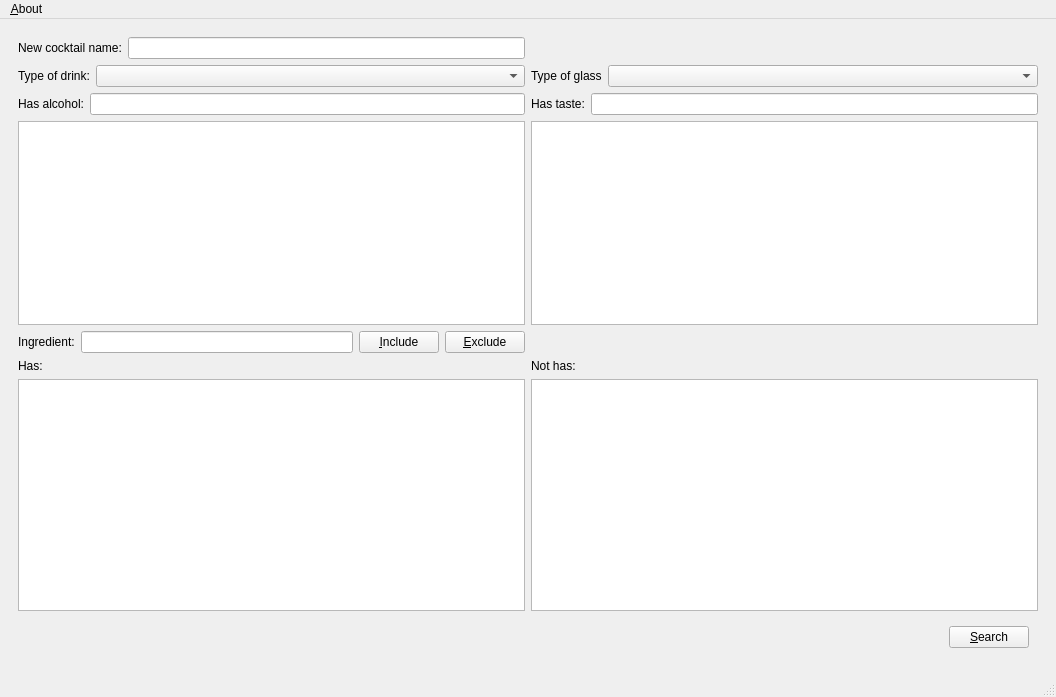
Qt form src/app/mainwindow.ui (EjbejaranosAI/SEL_PW3) before a commit.
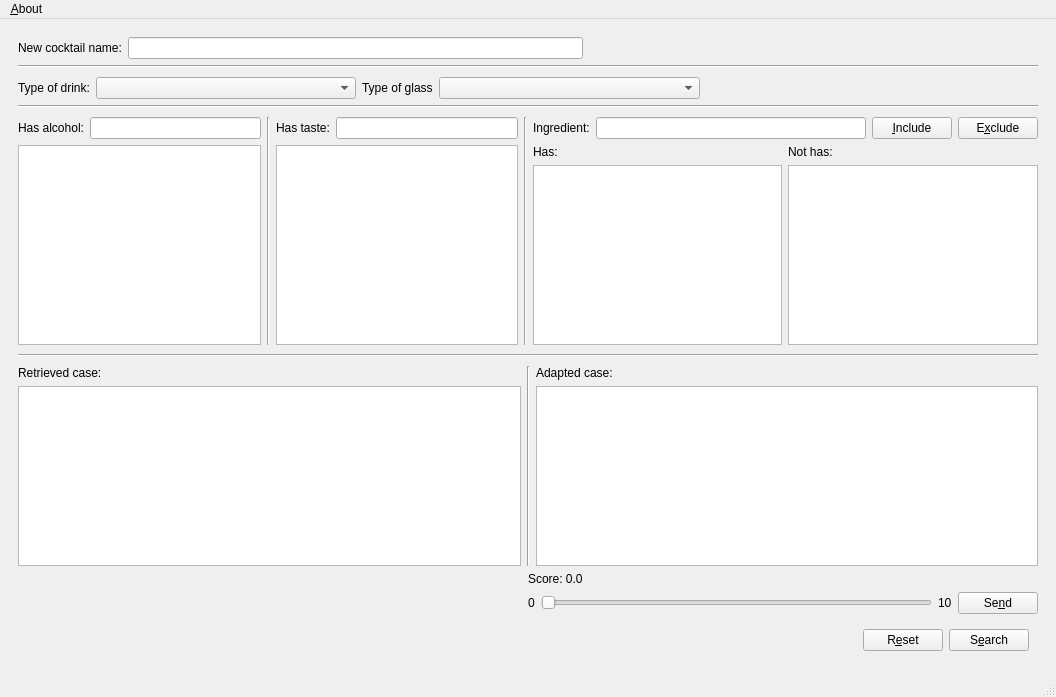
The same form after that commit. The open tabs and pages were chosen to show the change.

Commit message: SP-32 Rearrange the GUI

Patch:
```diff
--- a/src/app/mainwindow.ui
+++ b/src/app/mainwindow.ui
@@ -17,32 +17,121 @@
    <locale language="English" country="UnitedStates"/>
   </property>
   <widget class="QWidget" name="centralwidget">
-   <layout class="QVBoxLayout" name="verticalLayout_2">
-    <item>
-     <widget class="QStackedWidget" name="main_widget">
-      <property name="sizePolicy">
-       <sizepolicy hsizetype="Expanding" vsizetype="Expanding">
-        <horstretch>0</horstretch>
-        <verstretch>0</verstretch>
-       </sizepolicy>
-      </property>
-      <property name="frameShape">
-       <enum>QFrame::NoFrame</enum>
-      </property>
-      <property name="currentIndex">
-       <number>1</number>
-      </property>
-      <widget class="QWidget" name="page">
        <layout class="QVBoxLayout" name="verticalLayout">
+    <property name="bottomMargin">
+     <number>6</number>
+    </property>
         <item>
-         <layout class="QGridLayout" name="gridLayout_2">
-          <item row="9" column="0">
-           <widget class="QListWidget" name="list_ingredient_includes"/>
-          </item>
-          <item row="3" column="0">
-           <layout class="QVBoxLayout" name="verticalLayout_11">
+     <widget class="QWidget" name="widget" native="true">
+      <layout class="QVBoxLayout" name="verticalLayout_6">
+       <property name="spacing">
+        <number>6</number>
+       </property>
+       <item>
+        <layout class="QHBoxLayout" name="horizontalLayout_13">
+         <item>
+          <widget class="QLabel" name="label_8">
+           <property name="text">
+            <string>New cocktail name:</string>
+           </property>
+          </widget>
+         </item>
             <item>
-             <layout class="QHBoxLayout" name="horizontalLayout_9">
+          <widget class="QLineEdit" name="lineEdit_new_name">
+           <property name="maxLength">
+            <number>100</number>
+           </property>
+          </widget>
+         </item>
+         <item>
+          <spacer name="horizontalSpacer">
+           <property name="orientation">
+            <enum>Qt::Horizontal</enum>
+           </property>
+           <property name="sizeHint" stdset="0">
+            <size>
+             <width>40</width>
+             <height>20</height>
+            </size>
+           </property>
+          </spacer>
+         </item>
+        </layout>
+       </item>
+       <item>
+        <widget class="Line" name="line_5">
+         <property name="orientation">
+          <enum>Qt::Horizontal</enum>
+         </property>
+        </widget>
+       </item>
+       <item>
+        <layout class="QHBoxLayout" name="horizontalLayout">
+         <property name="topMargin">
+          <number>3</number>
+         </property>
+         <item>
+          <layout class="QHBoxLayout" name="horizontalLayout_6" stretch="0,2">
+           <item>
+            <widget class="QLabel" name="label_7">
+             <property name="text">
+              <string>Type of drink:</string>
+             </property>
+            </widget>
+           </item>
+           <item>
+            <widget class="QComboBox" name="drink_type"/>
+           </item>
+          </layout>
+         </item>
+         <item>
+          <layout class="QHBoxLayout" name="horizontalLayout_12" stretch="0,2">
+           <item>
+            <widget class="QLabel" name="label_6">
+             <property name="text">
+              <string>Type of glass</string>
+             </property>
+            </widget>
+           </item>
+           <item>
+            <widget class="QComboBox" name="glass_type"/>
+           </item>
+          </layout>
+         </item>
+         <item>
+          <spacer name="horizontalSpacer_4">
+           <property name="orientation">
+            <enum>Qt::Horizontal</enum>
+           </property>
+           <property name="sizeHint" stdset="0">
+            <size>
+             <width>40</width>
+             <height>20</height>
+            </size>
+           </property>
+          </spacer>
+         </item>
+        </layout>
+       </item>
+       <item>
+        <widget class="Line" name="line_4">
+         <property name="orientation">
+          <enum>Qt::Horizontal</enum>
+         </property>
+        </widget>
+       </item>
+       <item>
+        <layout class="QHBoxLayout" name="horizontalLayout_2">
+         <property name="topMargin">
+          <number>3</number>
+         </property>
+         <property name="bottomMargin">
+          <number>3</number>
+         </property>
+         <item>
+          <layout class="QVBoxLayout" name="verticalLayout_13">
+           <item>
+            <layout class="QHBoxLayout" name="horizontalLayout_14">
               <item>
                <widget class="QLabel" name="include_alc_label">
                 <property name="text">
@@ -60,62 +149,17 @@
             </item>
            </layout>
           </item>
-          <item row="8" column="0">
-           <widget class="QLabel" name="label_5">
-            <property name="text">
-             <string>Has:</string>
-            </property>
-           </widget>
-          </item>
-          <item row="2" column="1">
-           <layout class="QHBoxLayout" name="horizontalLayout_11" stretch="0,2">
             <item>
-             <widget class="QLabel" name="label_2">
-              <property name="text">
-               <string>Type of glass</string>
+          <widget class="Line" name="line">
+           <property name="orientation">
+            <enum>Qt::Vertical</enum>
               </property>
              </widget>
             </item>
             <item>
-             <widget class="QComboBox" name="glass_type"/>
-            </item>
-           </layout>
-          </item>
-          <item row="2" column="0">
-           <layout class="QHBoxLayout" name="horizontalLayout" stretch="0,2">
+          <layout class="QVBoxLayout" name="verticalLayout_12">
             <item>
-             <widget class="QLabel" name="label">
-              <property name="text">
-               <string>Type of drink:</string>
-              </property>
-             </widget>
-            </item>
-            <item>
-             <widget class="QComboBox" name="drink_type"/>
-            </item>
-           </layout>
-          </item>
-          <item row="9" column="1">
-           <widget class="QListWidget" name="list_ingredient_excludes"/>
-          </item>
-          <item row="0" column="0">
-           <layout class="QHBoxLayout" name="horizontalLayout_4">
-            <item>
-             <widget class="QLabel" name="label_3">
-              <property name="text">
-               <string>New cocktail name:</string>
-              </property>
-             </widget>
-            </item>
-            <item>
-             <widget class="QLineEdit" name="lineEdit_new_name"/>
-            </item>
-           </layout>
-          </item>
-          <item row="3" column="1">
-           <layout class="QVBoxLayout" name="verticalLayout_10">
-            <item>
-             <layout class="QHBoxLayout" name="horizontalLayout_8">
+            <layout class="QHBoxLayout" name="horizontalLayout_10">
               <item>
                <widget class="QLabel" name="label_basic_taste">
                 <property name="text">
@@ -133,17 +177,19 @@
             </item>
            </layout>
           </item>
-          <item row="8" column="1">
-           <widget class="QLabel" name="label_6">
-            <property name="text">
-             <string>Not has:</string>
+         <item>
+          <widget class="Line" name="line_2">
+           <property name="orientation">
+            <enum>Qt::Vertical</enum>
             </property>
            </widget>
           </item>
-          <item row="7" column="0">
-           <layout class="QHBoxLayout" name="horizontalLayout_7">
             <item>
-             <widget class="QLabel" name="label_4">
+          <layout class="QVBoxLayout" name="verticalLayout_5">
+           <item>
+            <layout class="QHBoxLayout" name="horizontalLayout_16">
+             <item>
+              <widget class="QLabel" name="label_10">
               <property name="text">
                <string>Ingredient:</string>
               </property>
@@ -165,43 +211,7 @@
             <item>
              <widget class="QPushButton" name="btn_exclude_ingr">
               <property name="text">
-               <string>&amp;Exclude</string>
-              </property>
-             </widget>
-            </item>
-           </layout>
-          </item>
-         </layout>
-        </item>
-        <item>
-         <widget class="QWidget" name="nav_bar" native="true">
-          <layout class="QHBoxLayout" name="horizontalLayout_3">
-           <item>
-            <spacer name="horizontalSpacer">
-             <property name="orientation">
-              <enum>Qt::Horizontal</enum>
-             </property>
-             <property name="sizeHint" stdset="0">
-              <size>
-               <width>845</width>
-               <height>20</height>
-              </size>
-             </property>
-            </spacer>
-           </item>
-           <item>
-            <widget class="QPushButton" name="btn_search">
-             <property name="sizePolicy">
-              <sizepolicy hsizetype="Minimum" vsizetype="Fixed">
-               <horstretch>0</horstretch>
-               <verstretch>0</verstretch>
-              </sizepolicy>
-             </property>
-             <property name="layoutDirection">
-              <enum>Qt::RightToLeft</enum>
-             </property>
-             <property name="text">
-              <string>&amp;Search</string>
+                <string>E&amp;xclude</string>
              </property>
              <property name="shortcut">
               <string>Alt+N</string>
@@ -209,41 +219,103 @@
             </widget>
            </item>
           </layout>
-         </widget>
-        </item>
-       </layout>
-      </widget>
-      <widget class="QWidget" name="page_2">
-       <layout class="QVBoxLayout" name="verticalLayout_4">
-        <property name="sizeConstraint">
-         <enum>QLayout::SetDefaultConstraint</enum>
-        </property>
+           </item>
         <item>
          <layout class="QGridLayout" name="gridLayout_3">
+             <item row="2" column="0">
+              <widget class="QListWidget" name="list_ingredient_includes"/>
+             </item>
           <item row="0" column="0">
-           <widget class="QLabel" name="label_7">
+              <widget class="QLabel" name="label_5">
             <property name="text">
-             <string>Retrieved cocktail:</string>
+                <string>Has:</string>
             </property>
            </widget>
           </item>
+             <item row="2" column="1">
+              <widget class="QListWidget" name="list_ingredient_excludes"/>
+             </item>
           <item row="0" column="1">
-           <widget class="QLabel" name="label_8">
+              <widget class="QLabel" name="label_9">
             <property name="text">
-             <string>Adapted cocktail:</string>
+                <string>Not has:</string>
             </property>
            </widget>
           </item>
-          <item row="1" column="0">
+            </layout>
+           </item>
+          </layout>
+         </item>
+        </layout>
+       </item>
+       <item>
+        <widget class="Line" name="line_3">
+         <property name="orientation">
+          <enum>Qt::Horizontal</enum>
+         </property>
+        </widget>
+       </item>
+       <item>
+        <layout class="QVBoxLayout" name="verticalLayout_3">
+         <item>
+          <layout class="QHBoxLayout" name="horizontalLayout_4">
+           <property name="topMargin">
+            <number>3</number>
+           </property>
+           <item>
+            <layout class="QVBoxLayout" name="verticalLayout_8">
+             <item>
+              <widget class="QLabel" name="label_15">
+               <property name="text">
+                <string>Retrieved case:</string>
+               </property>
+              </widget>
+             </item>
+             <item>
            <widget class="QTextBrowser" name="retrieved_case"/>
           </item>
-          <item row="1" column="1">
+            </layout>
+           </item>
+           <item>
+            <widget class="Line" name="line_7">
+             <property name="orientation">
+              <enum>Qt::Vertical</enum>
+             </property>
+            </widget>
+           </item>
+           <item>
+            <layout class="QVBoxLayout" name="verticalLayout_9">
+             <item>
+              <widget class="QLabel" name="label_16">
+               <property name="text">
+                <string>Adapted case:</string>
+               </property>
+              </widget>
+             </item>
+             <item>
            <widget class="QTextBrowser" name="adapted_case"/>
           </item>
          </layout>
         </item>
+          </layout>
+         </item>
         <item>
-         <layout class="QHBoxLayout" name="horizontalLayout_6">
+          <layout class="QHBoxLayout" name="horizontalLayout_15">
+           <item>
+            <spacer name="horizontalSpacer_3">
+             <property name="orientation">
+              <enum>Qt::Horizontal</enum>
+             </property>
+             <property name="sizeHint" stdset="0">
+              <size>
+               <width>40</width>
+               <height>20</height>
+              </size>
+             </property>
+            </spacer>
+           </item>
+           <item>
+            <layout class="QVBoxLayout" name="verticalLayout_7">
           <item>
            <widget class="QLabel" name="score_label">
             <property name="text">
@@ -251,12 +323,10 @@
             </property>
            </widget>
           </item>
-         </layout>
-        </item>
         <item>
-         <layout class="QHBoxLayout" name="horizontalLayout_5">
+              <layout class="QHBoxLayout" name="horizontalLayout_3">
           <item>
-           <widget class="QLabel" name="label_10">
+                <widget class="QLabel" name="label_17">
             <property name="text">
              <string>0</string>
             </property>
@@ -276,7 +346,7 @@
            </widget>
           </item>
           <item>
-           <widget class="QLabel" name="label_9">
+                <widget class="QLabel" name="label_18">
             <property name="text">
              <string>10</string>
             </property>
@@ -285,30 +355,27 @@
           <item>
            <widget class="QPushButton" name="btn_evaluate">
             <property name="text">
-             <string>&amp;Send</string>
+                  <string>Se&amp;nd</string>
             </property>
             <property name="shortcut">
              <string>Ctrl+S</string>
             </property>
            </widget>
           </item>
-          <item>
-           <spacer name="horizontalSpacer_3">
-            <property name="orientation">
-             <enum>Qt::Horizontal</enum>
-            </property>
-            <property name="sizeHint" stdset="0">
-             <size>
-              <width>40</width>
-              <height>20</height>
-             </size>
-            </property>
-           </spacer>
+              </layout>
           </item>
          </layout>
         </item>
+          </layout>
+         </item>
+        </layout>
+       </item>
         <item>
-         <layout class="QHBoxLayout" name="horizontalLayout_2">
+        <layout class="QVBoxLayout" name="verticalLayout_2"/>
+       </item>
+       <item>
+        <widget class="QWidget" name="nav_bar" native="true">
+         <layout class="QHBoxLayout" name="horizontalLayout_5">
           <item>
            <spacer name="horizontalSpacer_2">
             <property name="orientation">
@@ -316,7 +383,7 @@
             </property>
             <property name="sizeHint" stdset="0">
              <size>
-              <width>40</width>
+              <width>845</width>
               <height>20</height>
              </size>
             </property>
@@ -332,10 +399,29 @@
             </property>
            </widget>
           </item>
-         </layout>
+          <item>
+           <widget class="QPushButton" name="btn_search">
+            <property name="sizePolicy">
+             <sizepolicy hsizetype="Minimum" vsizetype="Fixed">
+              <horstretch>0</horstretch>
+              <verstretch>0</verstretch>
+             </sizepolicy>
+            </property>
+            <property name="layoutDirection">
+             <enum>Qt::RightToLeft</enum>
+            </property>
+            <property name="text">
+             <string>S&amp;earch</string>
+            </property>
+            <property name="shortcut">
+             <string>Alt+E</string>
+            </property>
+           </widget>
         </item>
        </layout>
       </widget>
+       </item>
+      </layout>
      </widget>
     </item>
    </layout>
```
Left out of the diff: 12 changed lines with no effect on the pictures. Lines whose indentation alone changed are shown as unchanged. The commit also changes 5 other files.
